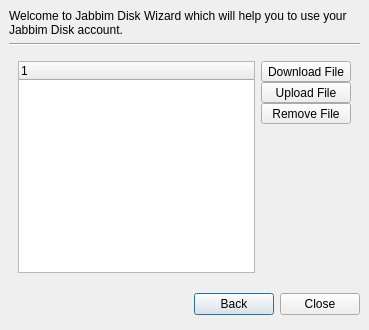
Above: plugins/jdm/jdw.ui from xmpp-graveyard/jabbim before the change. Below: the same form after it.
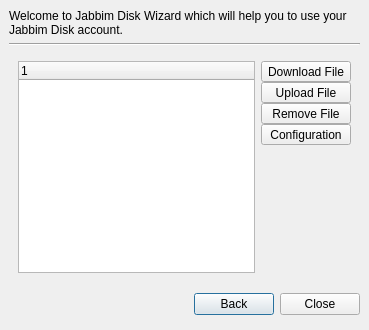
That is the form after the change. The open tabs and pages were chosen to show the change. Icons and pictures are not drawn.

```diff
--- a/plugins/jdm/jdw.ui
+++ b/plugins/jdm/jdw.ui
@@ -392,6 +392,39 @@
            </property>
           </widget>
          </item>
+         <item>
+          <widget class="QToolButton" name="configuration" >
+           <property name="sizePolicy" >
+            <sizepolicy>
+             <hsizetype>5</hsizetype>
+             <vsizetype>5</vsizetype>
+             <horstretch>0</horstretch>
+             <verstretch>0</verstretch>
+            </sizepolicy>
+           </property>
+           <property name="sizeIncrement" >
+            <size>
+             <width>2</width>
+             <height>0</height>
+            </size>
+           </property>
+           <property name="text" >
+            <string>Configuration</string>
+           </property>
+           <property name="icon" >
+            <iconset>easy_share32.png</iconset>
+           </property>
+           <property name="iconSize" >
+            <size>
+             <width>24</width>
+             <height>24</height>
+            </size>
+           </property>
+           <property name="toolButtonStyle" >
+            <enum>Qt::ToolButtonTextUnderIcon</enum>
+           </property>
+          </widget>
+         </item>
         </layout>
        </item>
       </layout>
```
Left out of the diff: 2 changed lines with no effect on the pictures.
